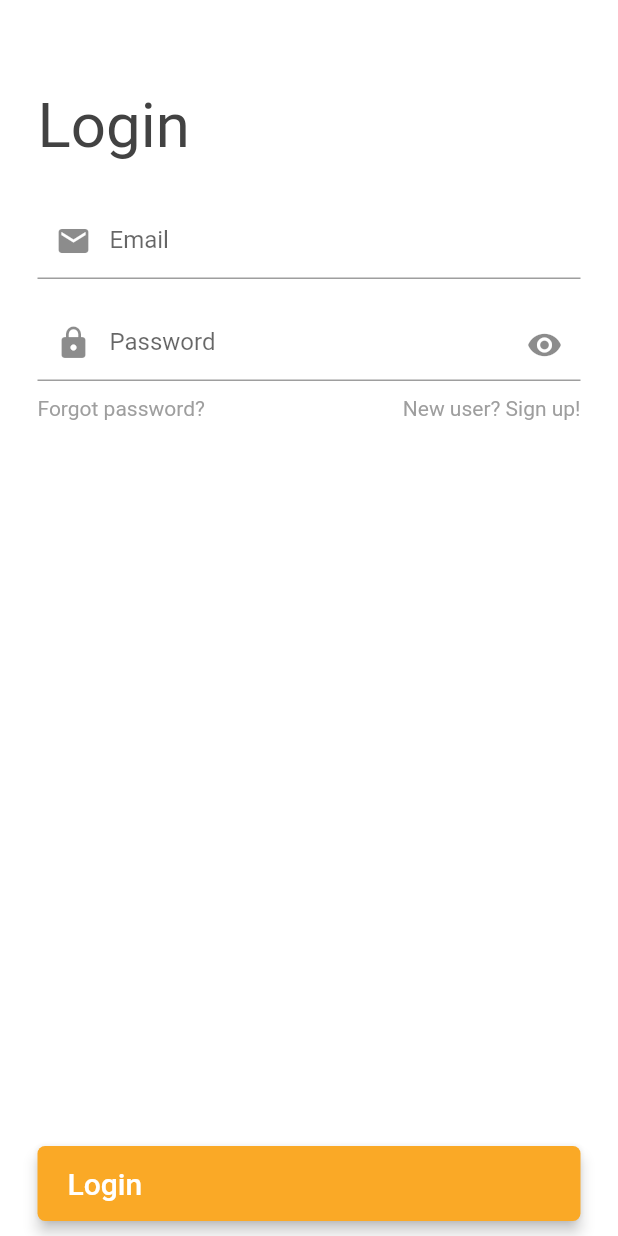
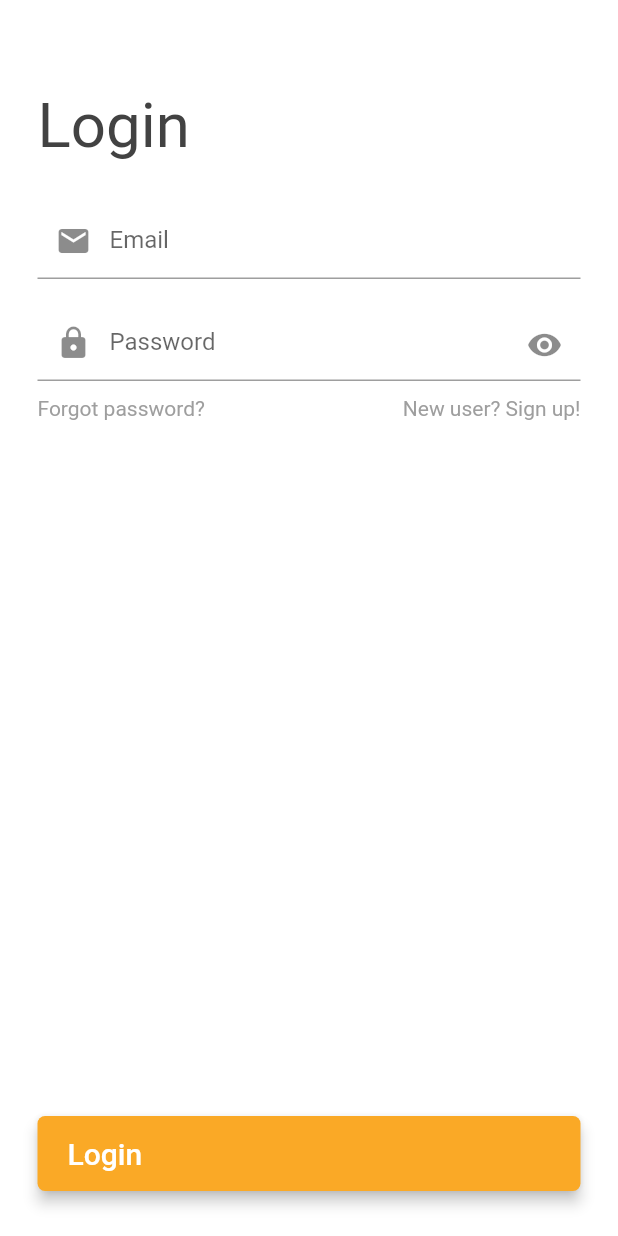
Before and after one commit to aparajitj/flutter_app2, a Flutter app: the screen it shows after launch, on a phone screen of 412 x 824 dp. Run offline on Flutter 3.47's test engine with Material 2 defaults, Android fonts, the phone set to English and light mode, and no system bars; our stand-ins replace email_validator, fluttertoast, shared_preferences; missing offline and left inert: dart:ffi, passwordfield; accounts and stored records are empty.

```diff
--- a/lib/ui/login.dart
+++ b/lib/ui/login.dart
@@ -116,7 +116,8 @@ passwordVisible=true;
 
 
     return Scaffold(
-
+      resizeToAvoidBottomPadding: false,
+      resizeToAvoidBottomInset: false,
       backgroundColor: Colors.white,
       body:
       Padding(
@@ -243,9 +244,12 @@ passwordVisible=true;
                 )
               ],
             ),
-              Container(
+              Padding(
+                padding: const EdgeInsets.only(bottom:20.0),
+                child: Container(
                   height: 50,
                   child: RaisedButton(
+
                     shape: RoundedRectangleBorder(
                         borderRadius: BorderRadius.all(Radius.circular(5))
                     ),
@@ -282,6 +286,7 @@ passwordVisible=true;
                       });
 
                     },
+                  ),
                 ),
               )
             ],
```
Lines whose indentation alone changed are shown as unchanged.
